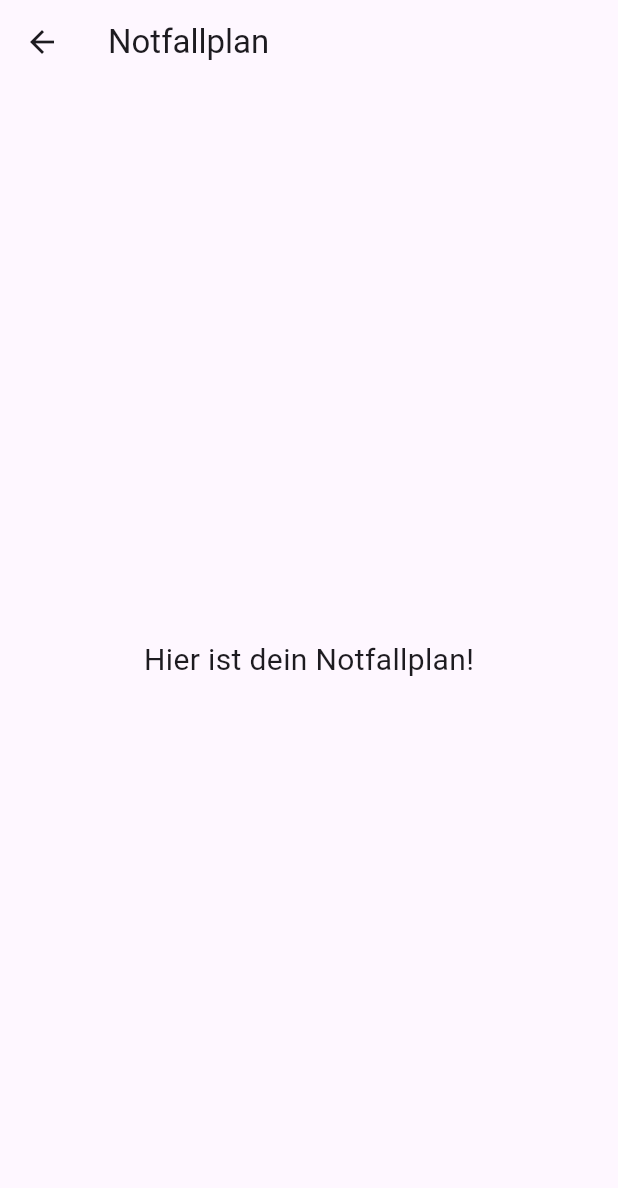
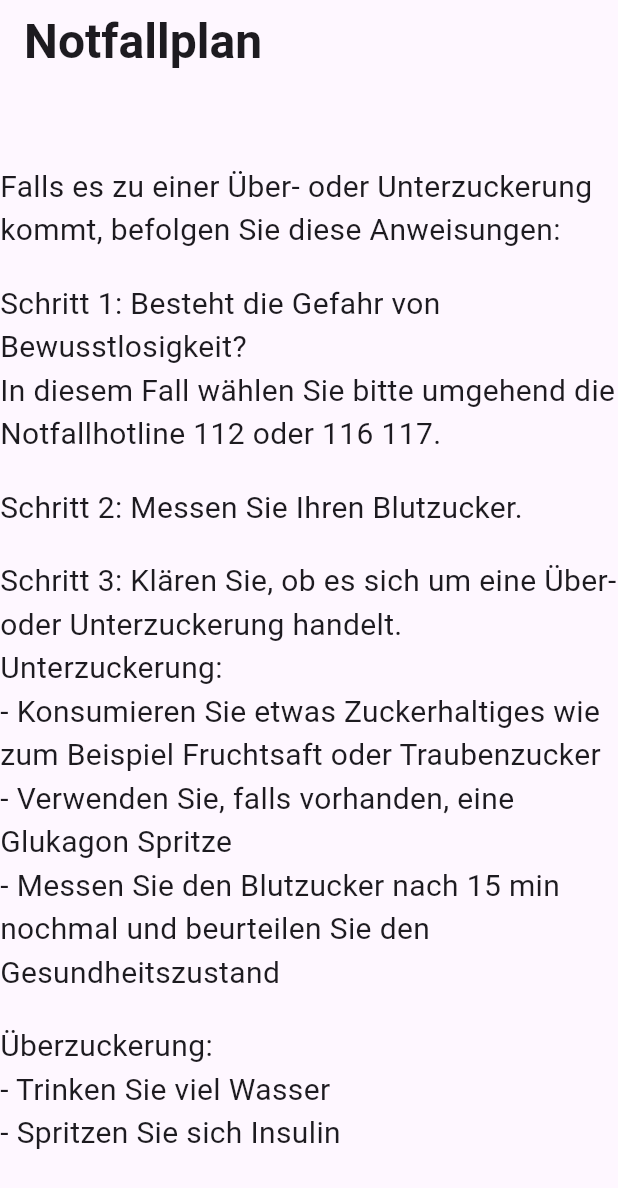
Before and after one commit to Jonalismus/companio_diabetes_app, a Flutter app: the NotfallplanPage screen opened directly, on a phone screen of 412 x 824 dp. Shown: the top 1188 px of the screen. Run offline on Flutter 3.47's test engine with Material 3 defaults, Android fonts, the phone set to English and light mode, and no system bars; our stand-ins replace cloud_firestore, firebase_auth, firebase_core; accounts and stored records are empty.

Commit message:
Erste Umsetzung des Notfallplans

```diff
--- a/lib/screens/home_screen.dart
+++ b/lib/screens/home_screen.dart
@@ -2,9 +2,6 @@ import 'package:companio_diabetes_app/screens/pages/fooddairy.dart';
 import 'package:companio_diabetes_app/screens/pages/home.dart';
 import 'package:companio_diabetes_app/screens/pages/notfallplan.dart';
 import 'package:companio_diabetes_app/screens/pages/settings.dart';
-import 'package:companio_diabetes_app/screens/signin_screen.dart';
-import 'package:companio_diabetes_app/screens/signup_screen.dart';
-import 'package:firebase_auth/firebase_auth.dart';
 import 'package:flutter/material.dart';
 
 class HomeScreen extends StatefulWidget {
--- a/lib/screens/pages/notfallplan.dart
+++ b/lib/screens/pages/notfallplan.dart
@@ -7,12 +7,51 @@ class NotfallplanPage extends StatelessWidget {
   Widget build(BuildContext context) {
     return Scaffold(
       appBar: AppBar(
-        title: Text('Notfallplan'),
+        title: const Text(
+          'Notfallplan',
+          style: TextStyle(
+            fontSize: 32,
+            fontWeight: FontWeight.bold,
+          ),
+        ),
+        automaticallyImplyLeading: false,
       ),
-      body: Center(
-        child: Text(
-          'Hier ist dein Notfallplan!',
-          style: TextStyle(fontSize: 20),
+      body: const Center(
+        child: Column(
+          mainAxisAlignment: MainAxisAlignment.center,
+          crossAxisAlignment: CrossAxisAlignment.start,
+          children: [
+            Text(
+              'Falls es zu einer Über- oder Unterzuckerung kommt, befolgen Sie diese Anweisungen:',
+              style: TextStyle(fontSize: 20),
+            ),
+            SizedBox(height: 20),
+            Text(
+              'Schritt 1: Besteht die Gefahr von Bewusstlosigkeit?\n'
+                  'In diesem Fall wählen Sie bitte umgehend die Notfallhotline 112 oder 116 117.',
+              style: TextStyle(fontSize: 20),
+            ),
+            SizedBox(height: 20),
+            Text('Schritt 2: Messen Sie Ihren Blutzucker.',
+              style: TextStyle(fontSize: 20),
+            ),
+            SizedBox(height: 20),
+            Text('Schritt 3: Klären Sie, ob es sich um eine Über- oder Unterzuckerung handelt.',
+              style: TextStyle(fontSize: 20),
+            ),
+            Text('Unterzuckerung:\n'
+                '- Konsumieren Sie etwas Zuckerhaltiges wie zum Beispiel Fruchtsaft oder Traubenzucker \n'
+                '- Verwenden Sie, falls vorhanden, eine Glukagon Spritze\n'
+                '- Messen Sie den Blutzucker nach 15 min nochmal und beurteilen Sie den Gesundheitszustand',
+              style: TextStyle(fontSize: 20),
+            ),
+            SizedBox(height: 20),
+            Text('Überzuckerung:\n'
+                '- Trinken Sie viel Wasser\n'
+                '- Spritzen Sie sich Insulin',
+              style: TextStyle(fontSize: 20),
+            ),
+          ],
         ),
       ),
     );
```
